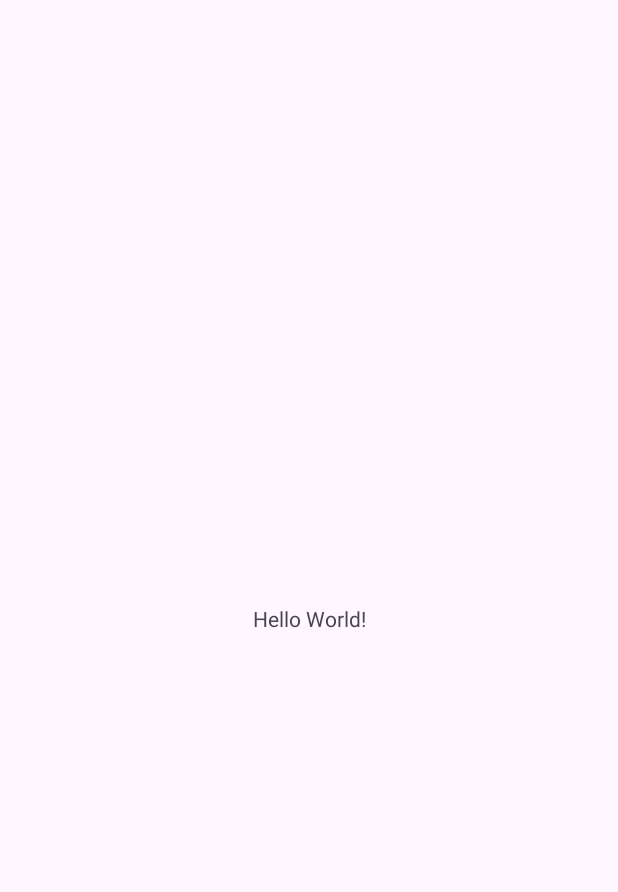
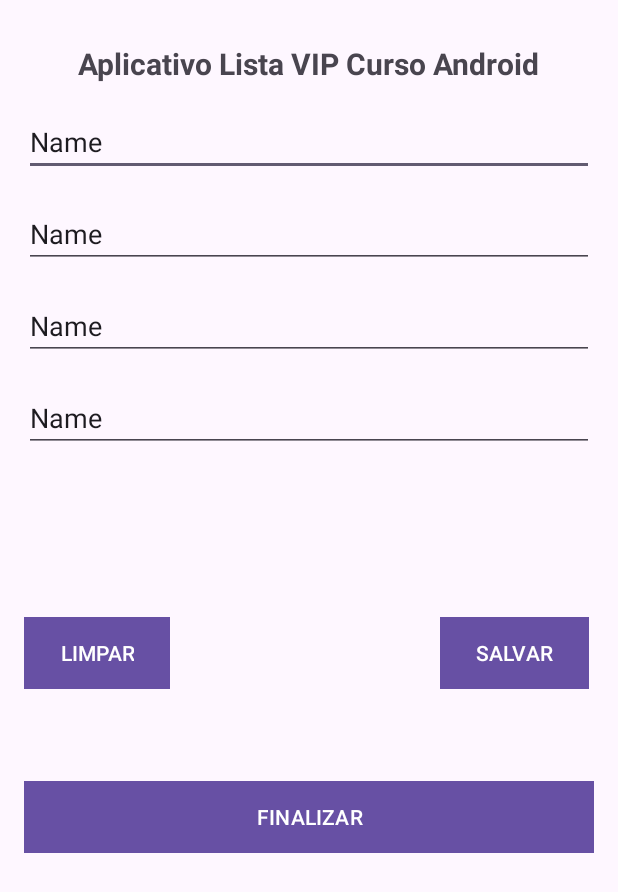
Before and after one commit to RafaelDangelo/Curso-Desenvolvimento-Android-2023, an Android app: the screen it shows after launch (MainActivity), on a phone screen of 412 x 824 dp. Before the commit the part shown is almost empty. Shown: the top 892 px of the screen. Run offline under Robolectric (Android 15) with nearby library versions, the phone set to English and light mode, and no system bars.

Commit message:
Layout do app.

```diff
--- a/AppListaCurso/app/src/main/res/layout/activity_main.xml
+++ b/AppListaCurso/app/src/main/res/layout/activity_main.xml
@@ -6,13 +6,112 @@
     android:layout_height="match_parent"
     tools:context=".MainActivity">
 
-    <TextView
-        android:layout_width="wrap_content"
+    <Button
+        android:id="@+id/button3"
+        android:layout_width="match_parent"
         android:layout_height="wrap_content"
-        android:text="Hello World!"
+        android:layout_margin="16dp"
+        android:layout_marginTop="16dp"
+        android:background="@color/corBotoes"
+        android:text="FINALIZAR"
         app:layout_constraintBottom_toBottomOf="parent"
         app:layout_constraintEnd_toEndOf="parent"
         app:layout_constraintStart_toStartOf="parent"
-        app:layout_constraintTop_toTopOf="parent" />
+        app:layout_constraintTop_toBottomOf="@+id/editTextText4"
+        app:layout_constraintVertical_bias="0.46" />
+
+    <Button
+        android:id="@+id/button2"
+        android:layout_width="wrap_content"
+        android:layout_height="wrap_content"
+        android:layout_marginStart="180dp"
+        android:background="@color/corBotoes"
+        android:text="SALVAR"
+        app:layout_constraintBottom_toTopOf="@+id/button3"
+        app:layout_constraintStart_toEndOf="@+id/button"
+        app:layout_constraintTop_toBottomOf="@+id/editTextText4"
+        app:layout_constraintVertical_bias="0.643" />
+
+    <Button
+        android:id="@+id/button"
+        android:layout_width="wrap_content"
+        android:layout_height="wrap_content"
+        android:layout_marginStart="16dp"
+        android:background="@color/corBotoes"
+        android:text="LIMPAR"
+        app:layout_constraintBottom_toTopOf="@+id/button3"
+        app:layout_constraintStart_toStartOf="parent"
+        app:layout_constraintTop_toBottomOf="@+id/editTextText4"
+        app:layout_constraintVertical_bias="0.643" />
+
+    <TextView
+        android:id="@+id/textView"
+        android:layout_width="wrap_content"
+        android:layout_height="wrap_content"
+        android:text="Aplicativo Lista VIP Curso Android"
+        android:textSize="20sp"
+        android:textStyle="bold"
+        app:layout_constraintBottom_toBottomOf="parent"
+        app:layout_constraintEnd_toEndOf="parent"
+        app:layout_constraintHorizontal_bias="0.498"
+        app:layout_constraintStart_toStartOf="parent"
+        app:layout_constraintTop_toTopOf="parent"
+        app:layout_constraintVertical_bias="0.036" />
+
+    <EditText
+        android:id="@+id/editTextText"
+        android:layout_width="match_parent"
+        android:layout_height="wrap_content"
+        android:layout_margin="16dp"
+        android:layout_marginTop="52dp"
+        android:ems="10"
+        android:hint="Primeiro Nome"
+        android:inputType="text"
+        android:text="Name"
+        app:layout_constraintEnd_toEndOf="parent"
+        app:layout_constraintStart_toStartOf="parent"
+        app:layout_constraintTop_toBottomOf="@+id/textView" />
+
+    <EditText
+        android:id="@+id/editTextText3"
+        android:layout_width="match_parent"
+        android:layout_height="wrap_content"
+        android:layout_margin="16dp"
+        android:layout_marginTop="8dp"
+        android:ems="10"
+        android:hint="Nome do Curso Desejado"
+        android:inputType="text"
+        android:text="Name"
+        app:layout_constraintEnd_toEndOf="parent"
+        app:layout_constraintStart_toStartOf="parent"
+        app:layout_constraintTop_toBottomOf="@+id/editTextText2" />
+
+    <EditText
+        android:id="@+id/editTextText4"
+        android:layout_width="match_parent"
+        android:layout_height="wrap_content"
+        android:layout_margin="16dp"
+        android:layout_marginTop="8dp"
+        android:ems="10"
+        android:hint="Telefone de Contato"
+        android:inputType="text"
+        android:text="Name"
+        app:layout_constraintEnd_toEndOf="parent"
+        app:layout_constraintStart_toStartOf="parent"
+        app:layout_constraintTop_toBottomOf="@+id/editTextText3" />
+
+    <EditText
+        android:id="@+id/editTextText2"
+        android:layout_width="match_parent"
+        android:layout_height="wrap_content"
+        android:layout_margin="16dp"
+        android:layout_marginTop="16dp"
+        android:ems="10"
+        android:hint="Sobrenome"
+        android:inputType="text"
+        android:text="Name"
+        app:layout_constraintEnd_toEndOf="parent"
+        app:layout_constraintStart_toStartOf="parent"
+        app:layout_constraintTop_toBottomOf="@+id/editTextText" />
 
 </androidx.constraintlayout.widget.ConstraintLayout>
--- a/AppListaCurso/app/src/main/res/values/colors.xml
+++ b/AppListaCurso/app/src/main/res/values/colors.xml
@@ -2,4 +2,5 @@
 <resources>
     <color name="black">#FF000000</color>
     <color name="white">#FFFFFFFF</color>
+    <color name="corBotoes">#03A9F4</color>
 </resources>
```
